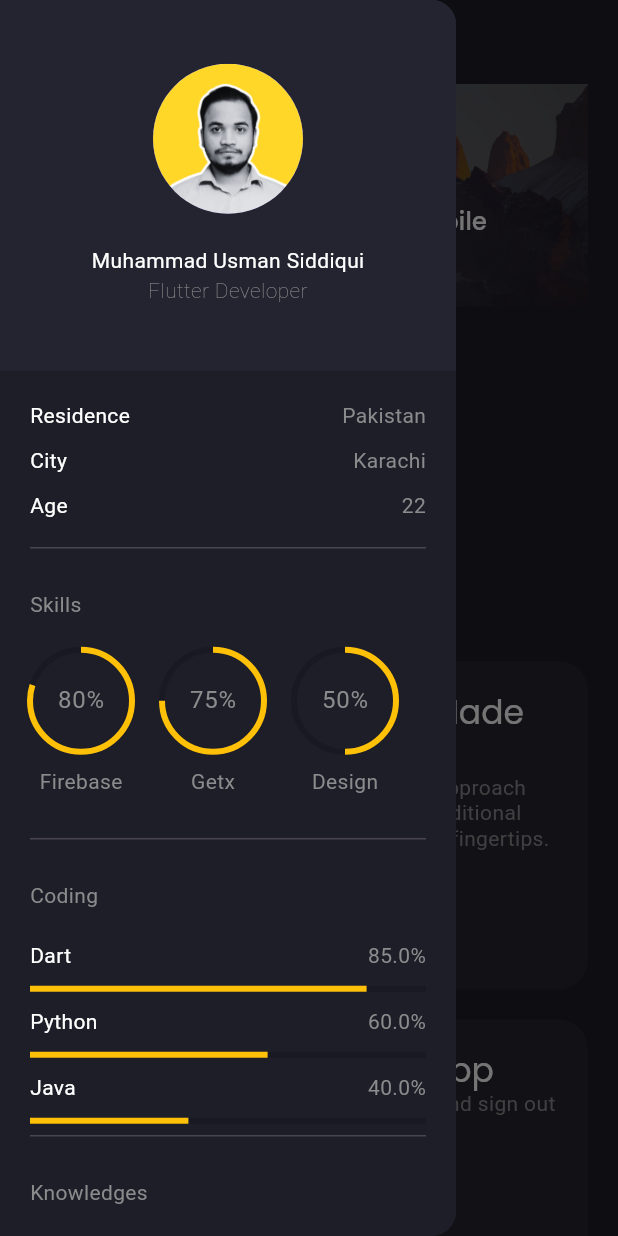
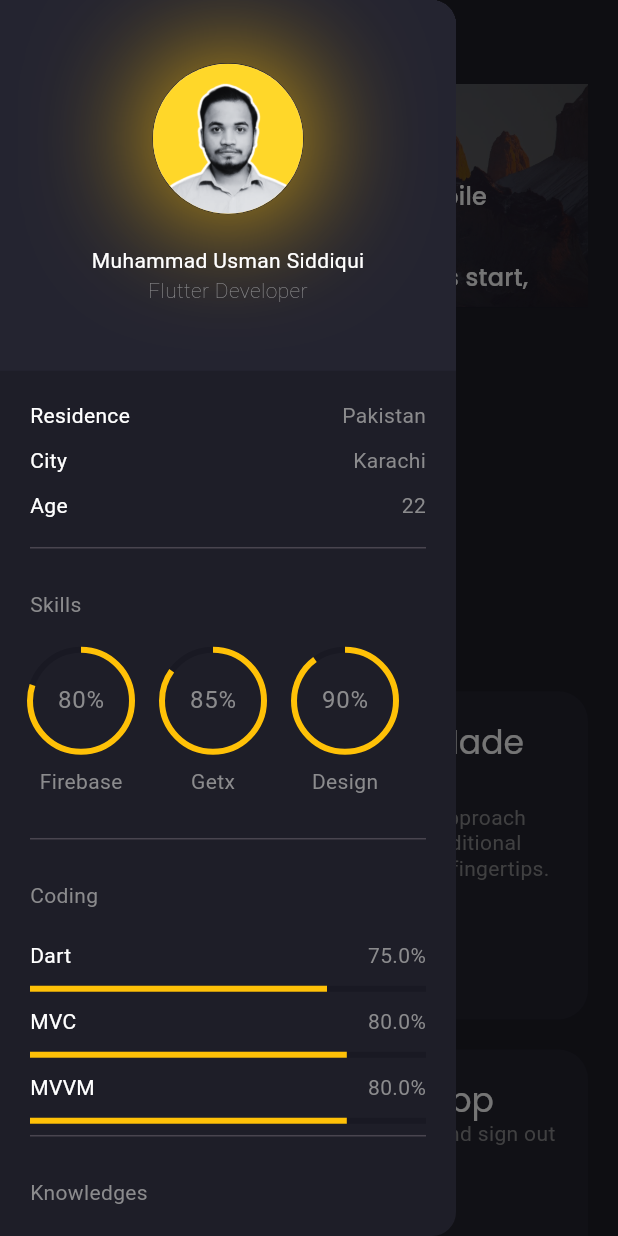
Before and after one commit to usmansiddiqui12321/usmansiddiqui12321.github.io, a Flutter app: the screen it shows after launch, in the side drawer, after a tap on "Read more >>", on a phone screen of 412 x 824 dp. Run offline on Flutter 3.47's test engine with Material 3 defaults, Android fonts, the phone set to English and light mode, and no system bars; drawn by our look-alikes of animated_text_kit; our stand-ins replace flutter_svg, font_awesome_flutter, get, google_fonts, video_player, webview_flutter.

Commit message:
Updated For Now

```diff
--- a/lib/main.dart
+++ b/lib/main.dart
@@ -18,7 +18,7 @@ class MyApp extends StatelessWidget {
   Widget build(BuildContext context) {
     return GetMaterialApp(
       debugShowCheckedModeBanner: false,
-      title: 'Flutter Demo',
+      title: "M Usman's Portfolio Showcase",
       // we are using dark theme and we modify it as our need
       theme: ThemeData.dark().copyWith(
         primaryColor: primaryColor,
--- a/lib/screens/home/components/homebanner.dart
+++ b/lib/screens/home/components/homebanner.dart
@@ -1,9 +1,9 @@
 import 'package:animated_text_kit/animated_text_kit.dart';
 import 'package:flutter/foundation.dart';
 import 'package:flutter/material.dart';
+import 'package:portfolio/constants.dart';
+import 'package:portfolio/responsive.dart';
 import 'package:url_launcher/url_launcher.dart';
-import '../../../constants.dart';
-import '../../../responsive.dart';
 
 class HomeBanner extends StatelessWidget {
   const HomeBanner({
@@ -42,7 +42,12 @@ class HomeBanner extends StatelessWidget {
                 ),
                 if (!Responsive.isMobileLarge(context))
                   const SizedBox(height: defaultPadding / 2),
-                const AnimatedBuildText(),
+                const AnimatedBuildText(
+                  istop: true,
+                  textOne: "Responsive Web and Mobile Application",
+                  textTwo: "Complete E-Commerce App UI",
+                  textThree: "Chat App with Dark and Light Theme",
+                ),
                 const SizedBox(height: defaultPadding),
                 if (!Responsive.isMobileLarge(context))
                   ElevatedButton(
@@ -60,6 +65,22 @@ class HomeBanner extends StatelessWidget {
                       style: TextStyle(color: darkColor),
                     ),
                   ),
+                // const AnimatedBuildText(
+                //   istop: true,
+                //   textOne: "Responsive Web and Mobile Application",
+                //   textTwo: "Complete E-Commerce App UI",
+                //   textThree: "Chat App with Dark and Light Theme",
+                // ),
+                const SizedBox(height: defaultPadding / 2),
+                const AnimatedBuildText(
+                  istop: false,
+                  textOne:
+                      "Early projects mark my journey's start, still learning each day.",
+                  textTwo:
+                      "Always growing, exploring, expanding knowledge's vast domain.",
+                  textThree:
+                      "Portfolio site reflects progress, showcasing my evolving skills proudly.",
+                ),
               ],
             ),
           )
@@ -70,8 +91,15 @@ class HomeBanner extends StatelessWidget {
 }
 
 class AnimatedBuildText extends StatelessWidget {
+  final String textOne, textTwo, textThree;
+  final bool istop;
+
   const AnimatedBuildText({
     super.key,
+    required this.textOne,
+    required this.textTwo,
+    required this.textThree,
+    required this.istop,
   });
 
   @override
@@ -85,10 +113,19 @@ class AnimatedBuildText extends StatelessWidget {
           if (!Responsive.isMobileLarge(context)) const FlutterCodedText(),
           if (!Responsive.isMobileLarge(context))
             const SizedBox(width: defaultPadding / 2),
-          const Text("I build "),
+          istop ? const Text("I build ") : const SizedBox.shrink(),
           Responsive.isMobile(context)
-              ? const Expanded(child: AnimatedText())
-              : const AnimatedText(),
+              ? Expanded(
+                  child: AnimatedText(
+                  textOne: textOne,
+                  textTwo: textTwo,
+                  textThree: textThree,
+                ))
+              : AnimatedText(
+                  textOne: textOne,
+                  textTwo: textTwo,
+                  textThree: textThree,
+                ),
           if (!Responsive.isMobileLarge(context))
             const SizedBox(width: defaultPadding / 2),
           if (!Responsive.isMobileLarge(context)) const FlutterCodedText(),
@@ -99,20 +136,21 @@ class AnimatedBuildText extends StatelessWidget {
 }
 
 class AnimatedText extends StatelessWidget {
+  final String textOne, textTwo, textThree;
   const AnimatedText({
     super.key,
+    required this.textOne,
+    required this.textTwo,
+    required this.textThree,
   });
 
   @override
   Widget build(BuildContext context) {
     return AnimatedTextKit(
       animatedTexts: [
-        TyperAnimatedText("Responsive Web and Mobile Application",
-            speed: const Duration(milliseconds: 60)),
-        TyperAnimatedText("Complete E-Commerce App UI",
-            speed: const Duration(milliseconds: 60)),
-        TyperAnimatedText("Chat App with Dark and Light Theme",
-            speed: const Duration(milliseconds: 60)),
+        TyperAnimatedText(textOne, speed: const Duration(milliseconds: 60)),
+        TyperAnimatedText(textTwo, speed: const Duration(milliseconds: 60)),
+        TyperAnimatedText(textThree, speed: const Duration(milliseconds: 60)),
       ],
     );
   }
--- a/lib/screens/home/components/my_projects.dart
+++ b/lib/screens/home/components/my_projects.dart
@@ -1,6 +1,7 @@
 import 'package:flutter/material.dart';
 import 'package:get/get_core/get_core.dart';
 import 'package:get/get_navigation/get_navigation.dart';
+import 'package:get/get_utils/get_utils.dart';
 import 'package:portfolio/responsive.dart';
 import 'package:portfolio/screens/Detailed%20Screen/detailed_screen.dart';
 import '../../../constants.dart';
@@ -19,7 +20,7 @@ class MyProjects extends StatelessWidget {
           child: Text(
             "My Projects",
             style: Theme.of(context).textTheme.titleLarge,
-          ),
+          ).paddingOnly(bottom: 20),
         ),
         const Responsive(
             extrasmallmobile: ProjectsGridView(
--- a/lib/screens/home/components/recommendation_card.dart
+++ b/lib/screens/home/components/recommendation_card.dart
@@ -16,7 +16,8 @@ class EducationCard extends StatelessWidget {
     return Container(
       width: 400,
       padding: const EdgeInsets.all(defaultPadding),
-      color: secondaryColor,
+      decoration: BoxDecoration(
+          color: secondaryColor, borderRadius: BorderRadius.circular(20)),
       child: Column(
         crossAxisAlignment: CrossAxisAlignment.start,
         children: [
--- a/lib/screens/mainScreen/components/Coding.dart
+++ b/lib/screens/mainScreen/components/Coding.dart
@@ -22,17 +22,17 @@ class Coding extends StatelessWidget {
         ),
         const AnimatedLinearProgressIndicator(
           label: 'Dart',
-          percentage: .85,
+          percentage: .75,
         ),
         const SizedBox(height: defaultPadding / 2),
         const AnimatedLinearProgressIndicator(
-          label: 'Python',
-          percentage: .60,
+          label: 'MVC',
+          percentage: .80,
         ),
         const SizedBox(height: defaultPadding / 2),
         const AnimatedLinearProgressIndicator(
-          label: 'Java',
-          percentage: .40,
+          label: 'MVVM',
+          percentage: .80,
         ),
       ],
     );
--- a/lib/screens/mainScreen/components/Knowledges.dart
+++ b/lib/screens/mainScreen/components/Knowledges.dart
@@ -20,9 +20,21 @@ class Knowledges extends StatelessWidget {
             style: Theme.of(context).textTheme.bodyMedium,
           ),
         ),
-    const KnoweldgeText(text: "Flutter,Dart",),
-    const KnoweldgeText(text: "GIT knowledge",),
-    const KnoweldgeText(text: "Integration of API",),
+        const KnoweldgeText(
+          text: "Flutter,Dart",
+        ),
+        const KnoweldgeText(
+          text: "GIT knowledge",
+        ),
+        const KnoweldgeText(
+          text: "API Integration",
+        ),
+        const KnoweldgeText(
+          text: "Google Maps",
+        ),
+        const KnoweldgeText(
+          text: "Socket Integration",
+        ),
       ],
     );
   }
@@ -30,14 +42,15 @@ class Knowledges extends StatelessWidget {
 
 class KnoweldgeText extends StatelessWidget {
   const KnoweldgeText({
-    super.key, required this.text,
+    super.key,
+    required this.text,
   });
   final String text;
 
   @override
   Widget build(BuildContext context) {
     return Padding(
-      padding: const EdgeInsets.only(bottom:defaultPadding/2),
+      padding: const EdgeInsets.only(bottom: defaultPadding / 2),
       child: Row(
         children: [
           SvgPicture.asset("assets/icons/check.svg"),
--- a/lib/screens/mainScreen/components/Skills.dart
+++ b/lib/screens/mainScreen/components/Skills.dart
@@ -32,14 +32,14 @@ class Skills extends StatelessWidget {
             SizedBox(width: defaultPadding),
             Expanded(
               child: AnimatedCircularProgressIndicator(
-                percentage: .75,
+                percentage: .85,
                 label: "Getx",
               ),
             ),
             SizedBox(width: defaultPadding),
             Expanded(
               child: AnimatedCircularProgressIndicator(
-                percentage: .5,
+                percentage: .9,
                 label: "Design",
               ),
             ),
--- a/lib/screens/mainScreen/components/my_info.dart
+++ b/lib/screens/mainScreen/components/my_info.dart
@@ -1,4 +1,5 @@
 import 'package:flutter/material.dart';
+import 'package:portfolio/constants.dart';
 
 // ignore: camel_case_types
 class myinfo extends StatelessWidget {
@@ -15,11 +16,26 @@ class myinfo extends StatelessWidget {
         child: Column(
           children: [
             const Spacer(flex: 2),
-            const CircleAvatar(
+            Container(
+              decoration: BoxDecoration(
+                shape: BoxShape.circle,
+                boxShadow: [
+                  BoxShadow(
+                    blurRadius: 70,
+                    blurStyle: BlurStyle.outer,
+                    spreadRadius: .4,
+                    color: primaryColor,
+                  )
+                ],
+              ),
+              child: CircleAvatar(
                 radius: 50,
-                backgroundImage: AssetImage(
+                backgroundColor: primaryColor,
+                backgroundImage: const AssetImage(
                   "assets/images/linkedInProfile.png",
-                )),
+                ),
+              ),
+            ),
             const Spacer(),
             Text(
               "Muhammad Usman Siddiqui",
--- a/lib/screens/mainScreen/components/side_menu.dart
+++ b/lib/screens/mainScreen/components/side_menu.dart
@@ -10,12 +10,42 @@ import 'my_info.dart';
 import 'package:flutter/foundation.dart' show kIsWeb;
 
 class SideMenu extends StatelessWidget {
+  String calculateAgeString(int birthYear, int birthMonth) {
+    DateTime currentDate = DateTime.now();
+    int currentYear = currentDate.year;
+    int currentMonth = currentDate.month;
+
+    int ageYears = currentYear - birthYear;
+    int ageMonths = currentMonth - birthMonth;
+
+    if (ageMonths < 0) {
+      ageYears--;
+      ageMonths += 12;
+    }
+
+    if (ageYears == 0) {
+      return '$ageMonths months old';
+    } else if (ageMonths == 0) {
+      return '$ageYears years old';
+    } else {
+      return '$ageYears';
+    }
+  }
+
+// void main() {
+
+//   print('Age string: $ageString');
+// }
+
   const SideMenu({
     super.key,
   });
-
+  final int birthYear = 2001; // Replace this with your birth year
+  final int birthMonth = 11;
   @override
   Widget build(BuildContext context) {
+    // Replace this with your birth month
+    String ageString = calculateAgeString(birthYear, birthMonth);
     return Drawer(
       backgroundColor: bgColor,
       child: Column(
@@ -34,9 +64,9 @@ class SideMenu extends StatelessWidget {
                     title: "City",
                     text: "Karachi",
                   ),
-                  const AreaInfoText(
+                  AreaInfoText(
                     title: "Age",
-                    text: "22",
+                    text: ageString,
                   ),
                   const Skills(),
                   const SizedBox(
@@ -49,7 +79,7 @@ class SideMenu extends StatelessWidget {
                   TextButton(
                       onPressed: () {
                         profile(
-                            'https://drive.google.com/uc?export=download&id=1QQU5ufh_5HP3cfzwZ4MCbbUtklEY5osL',
+                            'https://drive.google.com/uc?export=download&id=1UoFLIJ-_8rMlZaqVp1Pf3ZbkIHPwMqkS',
                             context);
                       },
                       child: FittedBox(
--- a/lib/screens/mainScreen/main_screen.dart
+++ b/lib/screens/mainScreen/main_screen.dart
@@ -30,10 +30,10 @@ class MainScreen extends StatelessWidget {
           child: Row(
             crossAxisAlignment: CrossAxisAlignment.start,
             children: [
-              //Each AnimatedContainer taking 50% screen size
+              //! Each AnimatedContainer taking 50% screen size
               if (Responsive.isDesktop(context))
                 Expanded(
-                  // (2+7 =9 ) so 2/9 =  0.22 => 22% of screen
+                  //! (2+7 =9 ) so 2/9 =  0.22 => 22% of screen
                   flex: 2,
                   child: AnimatedContainer(
                     duration: const Duration(milliseconds: 1000),
```
Lines whose indentation alone changed are shown as unchanged.
